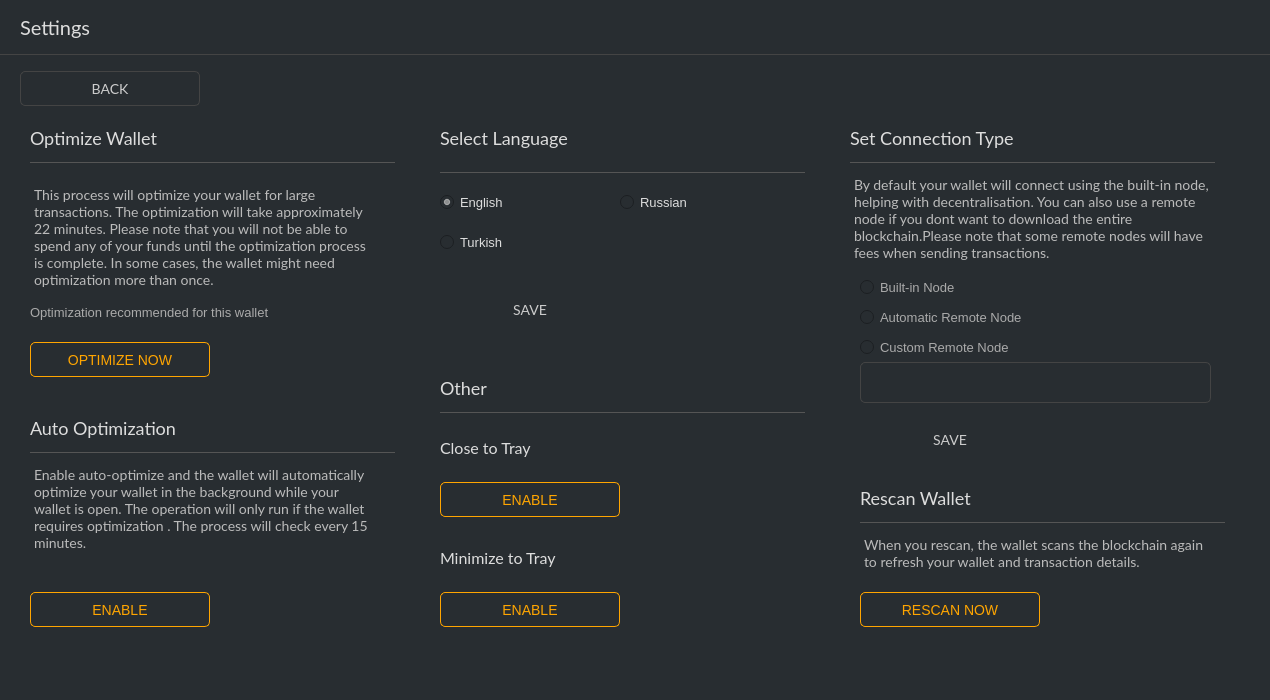
ConcealNetwork/conceal-desktop, file src/gui/ui/bankingframe2.ui: the form before one commit.
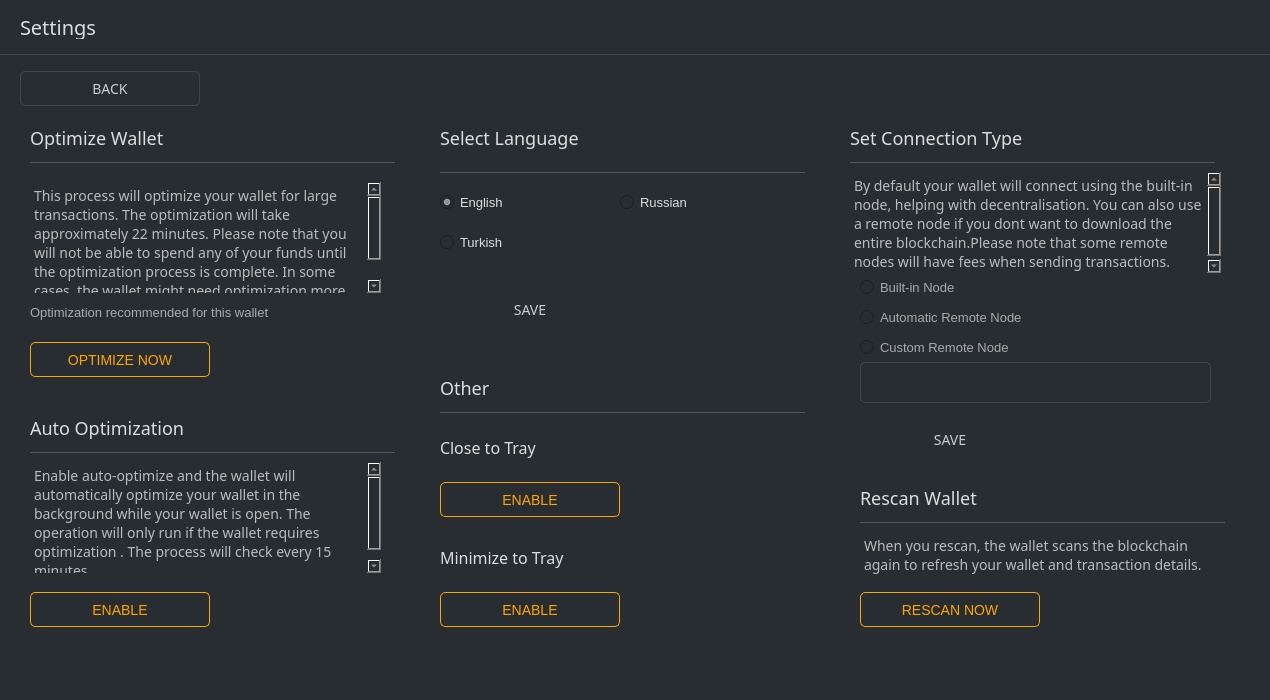
The form after the commit.

```diff
--- a/src/gui/ui/bankingframe2.ui
+++ b/src/gui/ui/bankingframe2.ui
@@ -83,7 +83,7 @@
        </property>
        <property name="font">
         <font>
-         <family>Lato</family>
+         <family>Raleway</family>
          <pointsize>-1</pointsize>
         </font>
        </property>
@@ -165,7 +165,7 @@
         </property>
         <property name="font">
          <font>
-          <family>Lato</family>
+          <family>Raleway</family>
           <pointsize>-1</pointsize>
          </font>
         </property>
@@ -269,7 +269,7 @@
         </property>
         <property name="font">
          <font>
-          <family>Lato</family>
+          <family>Raleway</family>
           <pointsize>-1</pointsize>
          </font>
         </property>
@@ -280,7 +280,7 @@
          <string>&lt;!DOCTYPE HTML PUBLIC &quot;-//W3C//DTD HTML 4.0//EN&quot; &quot;http://www.w3.org/TR/REC-html40/strict.dtd&quot;&gt;
 &lt;html&gt;&lt;head&gt;&lt;meta name=&quot;qrichtext&quot; content=&quot;1&quot; /&gt;&lt;style type=&quot;text/css&quot;&gt;
 p, li { white-space: pre-wrap; }
-&lt;/style&gt;&lt;/head&gt;&lt;body style=&quot; font-family:'Lato'; font-size:14px; font-weight:400; font-style:normal;&quot;&gt;
+&lt;/style&gt;&lt;/head&gt;&lt;body style=&quot; font-family:'Raleway'; font-size:14px; font-weight:400; font-style:normal;&quot;&gt;
 &lt;p style=&quot; margin-top:0px; margin-bottom:0px; margin-left:0px; margin-right:0px; -qt-block-indent:0; text-indent:0px;&quot;&gt;&lt;span style=&quot; font-size:14px;&quot;&gt;This process will optimize your wallet for large transactions. The optimization will take approximately 22 minutes. Please note that you will not be able to spend any of your funds until the optimization process is complete. In some cases, the wallet might need optimization more than once.&lt;/span&gt;&lt;/p&gt;&lt;/body&gt;&lt;/html&gt;</string>
         </property>
        </widget>
@@ -338,7 +338,7 @@
         </property>
         <property name="font">
          <font>
-          <family>Lato</family>
+          <family>Raleway</family>
           <pointsize>-1</pointsize>
          </font>
         </property>
@@ -365,7 +365,7 @@
         </property>
         <property name="font">
          <font>
-          <family>Lato</family>
+          <family>Raleway</family>
           <pointsize>-1</pointsize>
          </font>
         </property>
@@ -443,7 +443,7 @@
         </property>
         <property name="font">
          <font>
-          <family>Lato</family>
+          <family>Raleway</family>
           <pointsize>-1</pointsize>
          </font>
         </property>
@@ -454,7 +454,7 @@
          <string>&lt;!DOCTYPE HTML PUBLIC &quot;-//W3C//DTD HTML 4.0//EN&quot; &quot;http://www.w3.org/TR/REC-html40/strict.dtd&quot;&gt;
 &lt;html&gt;&lt;head&gt;&lt;meta name=&quot;qrichtext&quot; content=&quot;1&quot; /&gt;&lt;style type=&quot;text/css&quot;&gt;
 p, li { white-space: pre-wrap; }
-&lt;/style&gt;&lt;/head&gt;&lt;body style=&quot; font-family:'Lato'; font-size:14px; font-weight:400; font-style:normal;&quot;&gt;
+&lt;/style&gt;&lt;/head&gt;&lt;body style=&quot; font-family:'Raleway'; font-size:14px; font-weight:400; font-style:normal;&quot;&gt;
 &lt;p style=&quot; margin-top:0px; margin-bottom:0px; margin-left:0px; margin-right:0px; -qt-block-indent:0; text-indent:0px;&quot;&gt;&lt;span style=&quot; font-size:14px;&quot;&gt;Enable auto-optimize and the wallet will automatically optimize your wallet in the background while your wallet is open. The operation will only run if the wallet requires optimization . The process will check every 15 minutes.&lt;/span&gt;&lt;/p&gt;&lt;/body&gt;&lt;/html&gt;</string>
         </property>
        </widget>
@@ -485,7 +485,7 @@
         </property>
         <property name="font">
          <font>
-          <family>Lato</family>
+          <family>Raleway</family>
           <pointsize>-1</pointsize>
          </font>
         </property>
@@ -512,7 +512,7 @@
         </property>
         <property name="font">
          <font>
-          <family>Lato</family>
+          <family>Raleway</family>
           <pointsize>-1</pointsize>
          </font>
         </property>
@@ -523,7 +523,7 @@
          <string>&lt;!DOCTYPE HTML PUBLIC &quot;-//W3C//DTD HTML 4.0//EN&quot; &quot;http://www.w3.org/TR/REC-html40/strict.dtd&quot;&gt;
 &lt;html&gt;&lt;head&gt;&lt;meta name=&quot;qrichtext&quot; content=&quot;1&quot; /&gt;&lt;style type=&quot;text/css&quot;&gt;
 p, li { white-space: pre-wrap; }
-&lt;/style&gt;&lt;/head&gt;&lt;body style=&quot; font-family:'Lato'; font-size:14px; font-weight:400; font-style:normal;&quot;&gt;
+&lt;/style&gt;&lt;/head&gt;&lt;body style=&quot; font-family:'Raleway'; font-size:14px; font-weight:400; font-style:normal;&quot;&gt;
 &lt;p style=&quot; margin-top:0px; margin-bottom:0px; margin-left:0px; margin-right:0px; -qt-block-indent:0; text-indent:0px;&quot;&gt;&lt;span style=&quot; font-size:14px;&quot;&gt;When you rescan, the wallet scans the blockchain again to refresh your wallet and transaction details.&lt;/span&gt;&lt;/p&gt;&lt;/body&gt;&lt;/html&gt;</string>
         </property>
        </widget>
@@ -608,7 +608,7 @@
         </property>
         <property name="font">
          <font>
-          <family>Lato</family>
+          <family>Raleway</family>
           <pointsize>-1</pointsize>
          </font>
         </property>
@@ -635,7 +635,7 @@
         </property>
         <property name="font">
          <font>
-          <family>Lato</family>
+          <family>Raleway</family>
           <pointsize>-1</pointsize>
          </font>
         </property>
@@ -794,7 +794,7 @@
         </property>
         <property name="font">
          <font>
-          <family>Lato</family>
+          <family>Raleway</family>
           <pointsize>-1</pointsize>
          </font>
         </property>
@@ -805,7 +805,7 @@
          <string>&lt;!DOCTYPE HTML PUBLIC &quot;-//W3C//DTD HTML 4.0//EN&quot; &quot;http://www.w3.org/TR/REC-html40/strict.dtd&quot;&gt;
 &lt;html&gt;&lt;head&gt;&lt;meta name=&quot;qrichtext&quot; content=&quot;1&quot; /&gt;&lt;style type=&quot;text/css&quot;&gt;
 p, li { white-space: pre-wrap; }
-&lt;/style&gt;&lt;/head&gt;&lt;body style=&quot; font-family:'Lato'; font-size:14px; font-weight:400; font-style:normal;&quot;&gt;
+&lt;/style&gt;&lt;/head&gt;&lt;body style=&quot; font-family:'Raleway'; font-size:14px; font-weight:400; font-style:normal;&quot;&gt;
 &lt;p style=&quot; margin-top:0px; margin-bottom:0px; margin-left:0px; margin-right:0px; -qt-block-indent:0; text-indent:0px;&quot;&gt;&lt;span style=&quot; font-size:14px;&quot;&gt;By default your wallet will connect using the built-in node, helping with decentralisation. You can also use a remote node if you dont want to download the entire blockchain.Please note that some remote nodes will have fees when sending transactions.&lt;/span&gt;&lt;/p&gt;&lt;/body&gt;&lt;/html&gt;</string>
         </property>
        </widget>
@@ -836,7 +836,7 @@
         </property>
         <property name="font">
          <font>
-          <family>Lato</family>
+          <family>Raleway</family>
           <pointsize>-1</pointsize>
          </font>
         </property>
@@ -966,7 +966,7 @@
         </property>
         <property name="font">
          <font>
-          <family>Lato</family>
+          <family>Raleway</family>
           <pointsize>-1</pointsize>
          </font>
         </property>
@@ -1009,7 +1009,7 @@
         </property>
         <property name="font">
          <font>
-          <family>Lato</family>
+          <family>Raleway</family>
           <pointsize>-1</pointsize>
          </font>
         </property>
@@ -1048,7 +1048,7 @@
         </property>
         <property name="font">
          <font>
-          <family>Lato</family>
+          <family>Raleway</family>
           <pointsize>-1</pointsize>
          </font>
         </property>
@@ -1126,7 +1126,7 @@
         </property>
         <property name="font">
          <font>
-          <family>Lato</family>
+          <family>Raleway</family>
           <pointsize>-1</pointsize>
          </font>
         </property>
```
Left out of the diff: 52 changed lines with no effect on the pictures.
